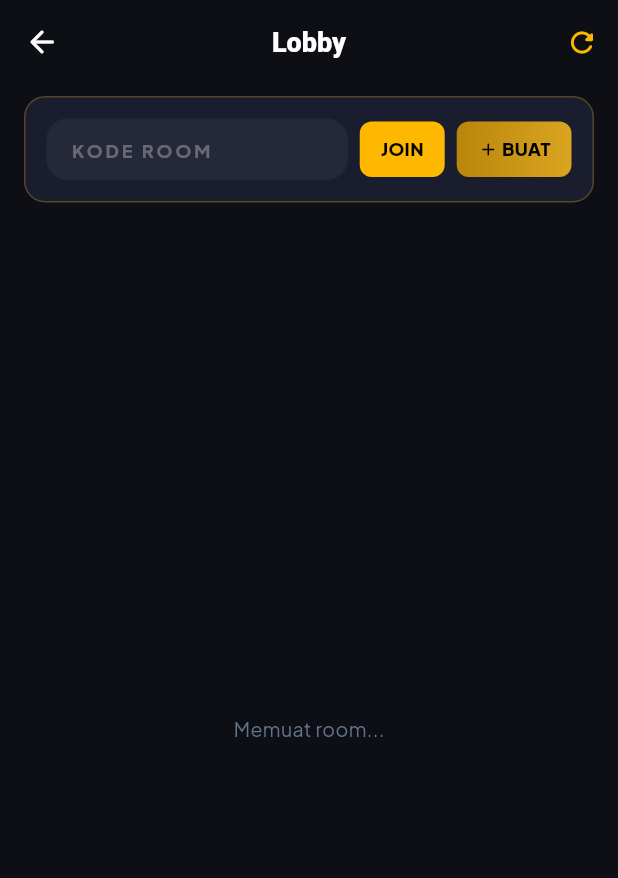
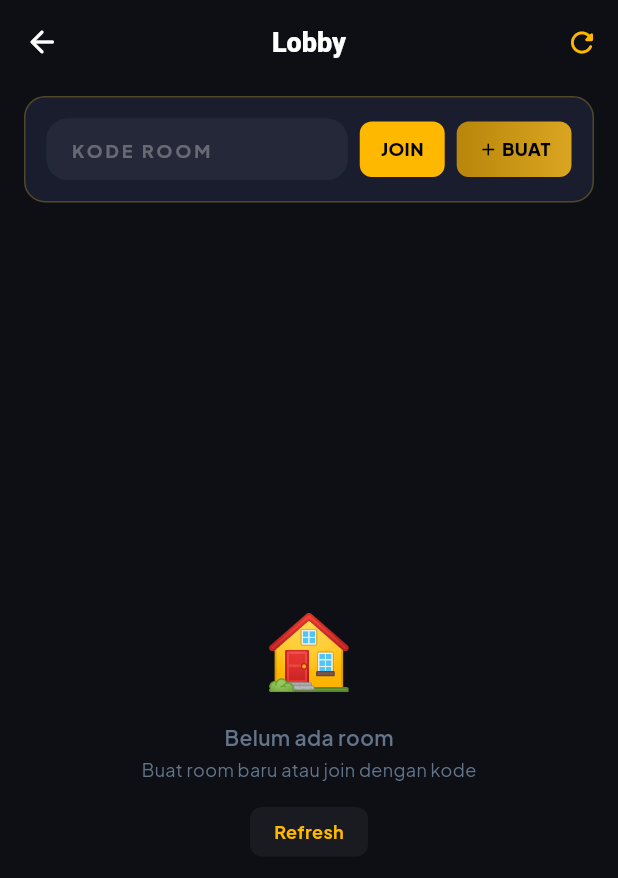
Before and after one commit to ahmadhamdani-L/GGS, a Flutter app: the LobbyV2Page screen opened by its route, on a phone screen of 412 x 824 dp. Shown: the top 878 px of the screen. Run offline on Flutter 3.47's test engine with Material 3 defaults, Android fonts, the phone set to English and light mode, and no system bars; our stand-ins replace audioplayers, firebase_analytics, firebase_core, firebase_messaging, flutter_riverpod, flutter_secure_storage and 5 more; accounts and stored records are empty.

Commit message:
feat(mobile): improve lobby V2 initialization and empty state UX
- Add await to _ensureWsConnected() to properly handle async connection setup
- Add mounted check before refreshing lobby list to prevent state updates on unmounted widgets
- Replace generic loading text with detailed empty state UI including house emoji
- Add helpful instructions and refresh button to empty state for better user guidance
- Improve empty state typography with increased font weight and clearer hierarchy
- Enhance visual feedback with styled refresh button in empty state

```diff
--- a/apps/mobile/lib/pages/lobby_v2/lobby_v2_page.dart
+++ b/apps/mobile/lib/pages/lobby_v2/lobby_v2_page.dart
@@ -23,9 +23,11 @@ class _LobbyV2PageState extends ConsumerState<LobbyV2Page> {
   void initState() {
     super.initState();
     // Request lobby list on mount + ensure WS is connected
-    Future.microtask(() {
-      _ensureWsConnected();
-      ref.read(lobbyListProvider.notifier).refresh();
+    Future.microtask(() async {
+      await _ensureWsConnected();
+      if (mounted) {
+        ref.read(lobbyListProvider.notifier).refresh();
+      }
     });
   }
 
@@ -190,10 +192,34 @@ class _LobbyV2PageState extends ConsumerState<LobbyV2Page> {
           // Room list
           Expanded(
             child: rooms.isEmpty
-                ? const Center(
-                    child: Text('Memuat room...',
-                        style: TextStyle(
-                            color: AppColors.textMuted, fontSize: 13)))
+                ? Center(
+                    child: Column(
+                      mainAxisSize: MainAxisSize.min,
+                      children: [
+                        const Text('🏠', style: TextStyle(fontSize: 48)),
+                        const SizedBox(height: 12),
+                        const Text('Belum ada room',
+                            style: TextStyle(
+                                color: AppColors.textMuted, fontSize: 14, fontWeight: FontWeight.w600)),
+                        const SizedBox(height: 4),
+                        const Text('Buat room baru atau join dengan kode',
+                            style: TextStyle(
+                                color: AppColors.textMuted, fontSize: 12)),
+                        const SizedBox(height: 16),
+                        GestureDetector(
+                          onTap: () => ref.read(lobbyListProvider.notifier).refresh(),
+                          child: Container(
+                            padding: const EdgeInsets.symmetric(horizontal: 16, vertical: 8),
+                            decoration: BoxDecoration(
+                              borderRadius: BorderRadius.circular(8),
+                              color: Colors.white.withValues(alpha: 0.05),
+                            ),
+                            child: const Text('Refresh', style: TextStyle(color: AppColors.primary, fontSize: 12, fontWeight: FontWeight.w700)),
+                          ),
+                        ),
+                      ],
+                    ),
+                  )
                 : ListView.builder(
                     padding: const EdgeInsets.symmetric(horizontal: 16),
                     itemCount: rooms.length,
```
